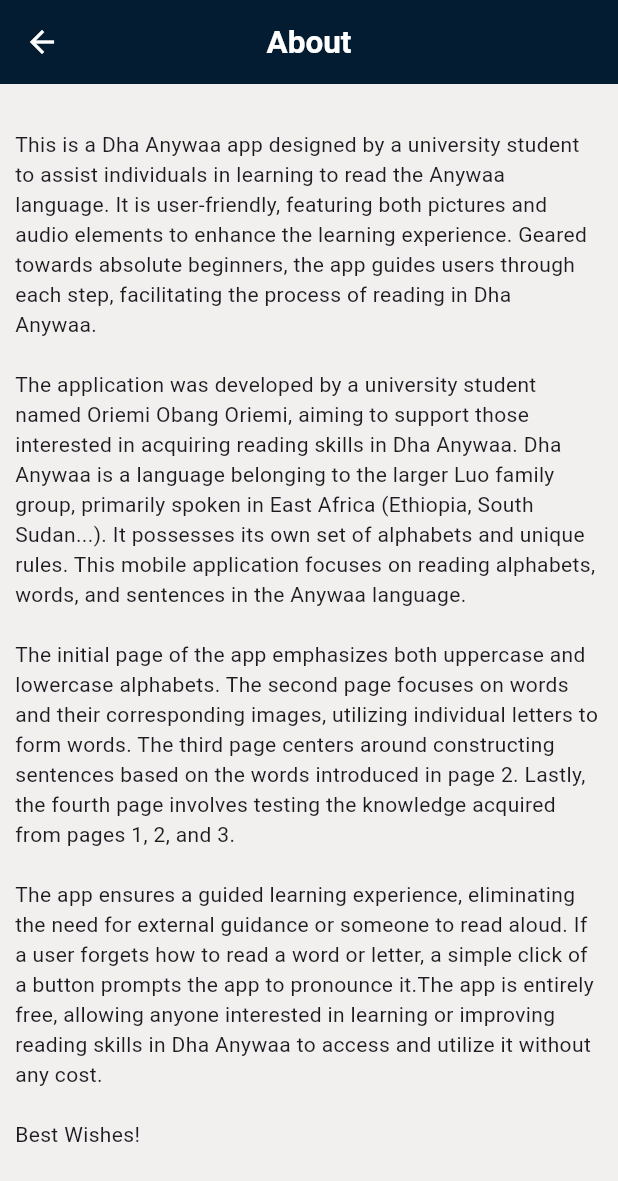
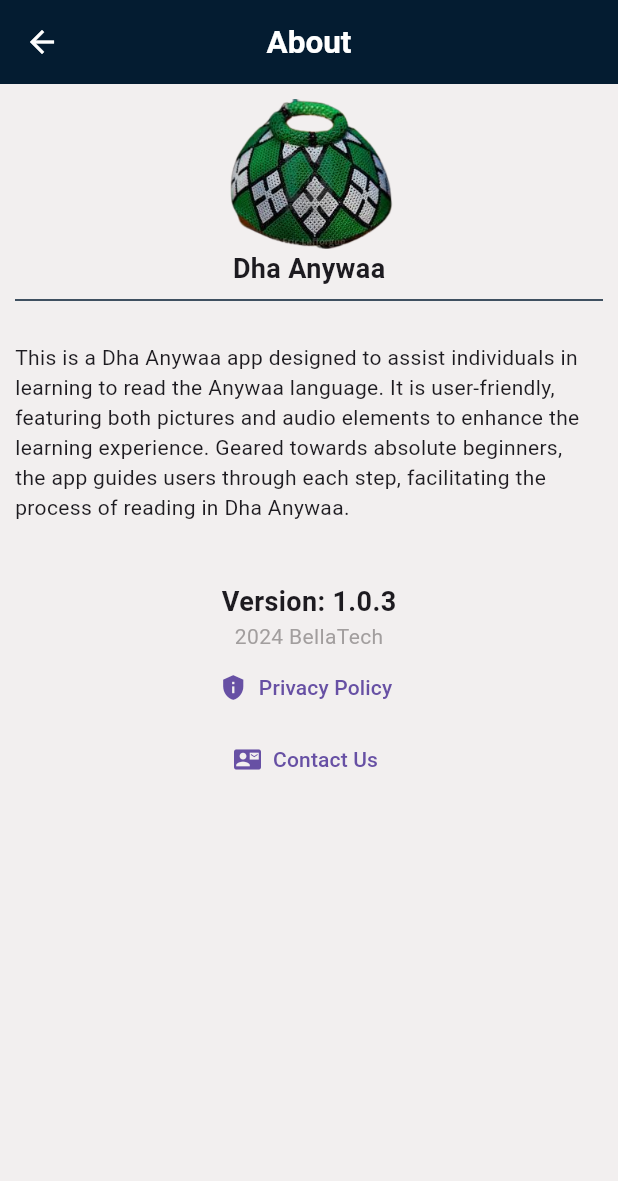
Before and after one commit to oriemiobang/Dha-Anywaa-application, a Flutter app: the About screen opened directly, on a phone screen of 412 x 824 dp. Shown: the top 1181 px of the screen. Run offline on Flutter 3.47's test engine with Material 3 defaults, Android fonts, the phone set to English and light mode, and no system bars; our stand-ins replace audioplayers.

Commit message:
a new update

```diff
--- a/lib/about.dart
+++ b/lib/about.dart
@@ -1,10 +1,43 @@
 import 'package:flutter/material.dart';
+import 'package:url_launcher/url_launcher.dart';
+
+final Uri webUrl = Uri.parse('https://dha-anywaa-privacy.netlify.app/');
 
 class About extends StatelessWidget {
   const About({super.key});
 
   @override
   Widget build(BuildContext context) {
+    // String? encodeQueryParameters(Map<String, String> params) {
+    //   return params.entries
+    //       .map((MapEntry<String, String> e) =>
+    //           '${Uri.encodeComponent(e.key)}=${Uri.encodeComponent(e.value)}')
+    //       .join('&');
+    // }
+
+    void sendEmail() {
+      final Uri emailLaunchUri = Uri(
+        scheme: 'mailto',
+        path: 'oriemiobango@gmail.com',
+        // query: encodeQueryParameters(<String, String>{
+        //   'subject': 'Example Subject & Symbols are allowed!',
+        // }),
+      );
+      launchUrl(emailLaunchUri);
+    }
+
+    Future<void> _openUrl() async {
+      try {
+        await launchUrl(
+          webUrl,
+          webOnlyWindowName: '_blank',
+          mode: LaunchMode.externalApplication,
+          webViewConfiguration:
+              const WebViewConfiguration(enableJavaScript: true),
+        );
+      } catch (Exception) {}
+    }
+
     return Scaffold(
       backgroundColor: Color.fromARGB(255, 242, 239, 239),
       appBar: AppBar(
@@ -20,13 +53,60 @@ class About extends StatelessWidget {
           child: SafeArea(
               child: Padding(
             padding: const EdgeInsets.all(10.0),
-            child: SelectableText(
-                "\nThis is a Dha Anywaa app designed by a university student to assist individuals in learning to read the Anywaa language. It is user-friendly, featuring both pictures and audio elements to enhance the learning experience. Geared towards absolute beginners, the app guides users through each step, facilitating the process of reading in Dha Anywaa.\n\n"
-                "The application was developed by a university student named Oriemi Obang Oriemi, aiming to support those interested in acquiring reading skills in Dha Anywaa. Dha Anywaa is a language belonging to the larger Luo family group, primarily spoken in East Africa (Ethiopia, South Sudan...). It possesses its own set of alphabets and unique rules. This mobile application focuses on reading alphabets, words, and sentences in the Anywaa language.\n\n"
-                "The initial page of the app emphasizes both uppercase and lowercase alphabets. The second page focuses on words and their corresponding images, utilizing individual letters to form words. The third page centers around constructing sentences based on the words introduced in page 2. Lastly, the fourth page involves testing the knowledge acquired from pages 1, 2, and 3.\n\n"
-                "The app ensures a guided learning experience, eliminating the need for external guidance or someone to read aloud. If a user forgets how to read a word or letter, a simple click of a button prompts the app to pronounce it."
-                "The app is entirely free, allowing anyone interested in learning or improving reading skills in Dha Anywaa to access and utilize it without any cost.\n\n"
-                "Best Wishes!"),
+            child: Column(
+              children: [
+                Container(
+                  child: Column(
+                    children: [
+                      Container(
+                        height: 100,
+                        child: Image.asset('assets/word_images/awal_icon.png'),
+                      ),
+                      Text(
+                        'Dha Anywaa',
+                        style: TextStyle(
+                            fontWeight: FontWeight.bold, fontSize: 18),
+                      )
+                    ],
+                  ),
+                ),
+                Divider(
+                  color: Color.fromARGB(255, 4, 28, 49),
+                ),
+                SelectableText(
+                    "\nThis is a Dha Anywaa app designed to assist individuals in learning to read the Anywaa language."
+                    " It is user-friendly, featuring both pictures and audio elements to enhance the learning experience. Geared towards absolute beginners,"
+                    " the app guides users through each step, facilitating the process of reading in Dha Anywaa.\n\n"),
+                Container(
+                  // height: 40,
+                  decoration: BoxDecoration(
+                      // color: Color.fromARGB(255, 223, 212, 212),
+                      borderRadius: BorderRadius.circular(10)),
+                  child: Text(
+                    'Version: 1.0.3',
+                    style: TextStyle(fontWeight: FontWeight.bold, fontSize: 18),
+                  ),
+                ),
+                Text(
+                  '2024 BellaTech',
+                  style: TextStyle(color: Color.fromARGB(255, 162, 158, 158)),
+                ),
+                TextButton.icon(
+                    onPressed: () {
+                      _openUrl();
+                    },
+                    icon: Icon(Icons.privacy_tip),
+                    label: Text('Privacy Policy')),
+                Container(
+                  child: TextButton.icon(
+                      onPressed: () {
+                        sendEmail();
+                      },
+                      icon: Icon(Icons.quick_contacts_mail),
+                      label: Text('Contact Us')),
+                )
+              ],
+            ),
           )),
         ),
       ),
```
Also changed, not shown: lib/home_page.dart (+10 -11 lines), lib/pages/page1.dart (+35 -14 lines), lib/pages/page2.dart (+33 -15 lines), lib/vowelLetter.dart (+37 -12 lines).
